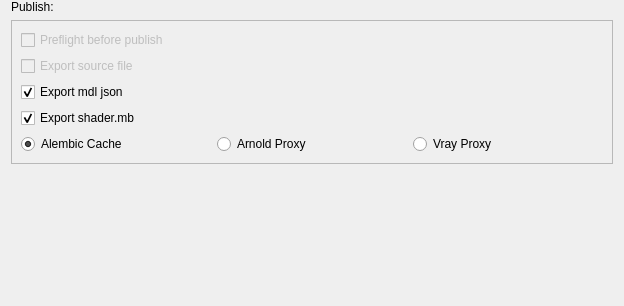
Qt form check/shd/gui/extend_pub_widget.ui (CX-kkk/preflight) before a commit.
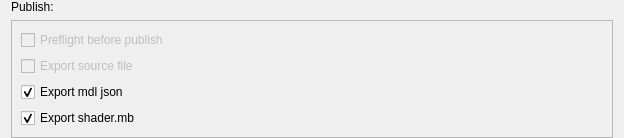
The same form after that commit.

```diff
--- a/check/shd/gui/extend_pub_widget.ui
+++ b/check/shd/gui/extend_pub_widget.ui
@@ -7,7 +7,7 @@
     <x>0</x>
     <y>0</y>
     <width>624</width>
-    <height>306</height>
+    <height>126</height>
    </rect>
   </property>
   <property name="windowTitle">
@@ -96,39 +96,6 @@
          </property>
         </widget>
        </item>
-       <item>
-        <widget class="QWidget" name="widget_cache" native="true">
-         <layout class="QHBoxLayout" name="horizontalLayout">
-          <property name="margin">
-           <number>0</number>
-          </property>
-          <item>
-           <widget class="QRadioButton" name="radioButton_abc">
-            <property name="text">
-             <string>Alembic Cache</string>
-            </property>
-            <property name="checked">
-             <bool>true</bool>
-            </property>
-           </widget>
-          </item>
-          <item>
-           <widget class="QRadioButton" name="radioButton_arnold">
-            <property name="text">
-             <string>Arnold Proxy</string>
-            </property>
-           </widget>
-          </item>
-          <item>
-           <widget class="QRadioButton" name="radioButton_vray">
-            <property name="text">
-             <string>Vray Proxy</string>
-            </property>
-           </widget>
-          </item>
-         </layout>
-        </widget>
-       </item>
       </layout>
      </widget>
     </widget>
```
